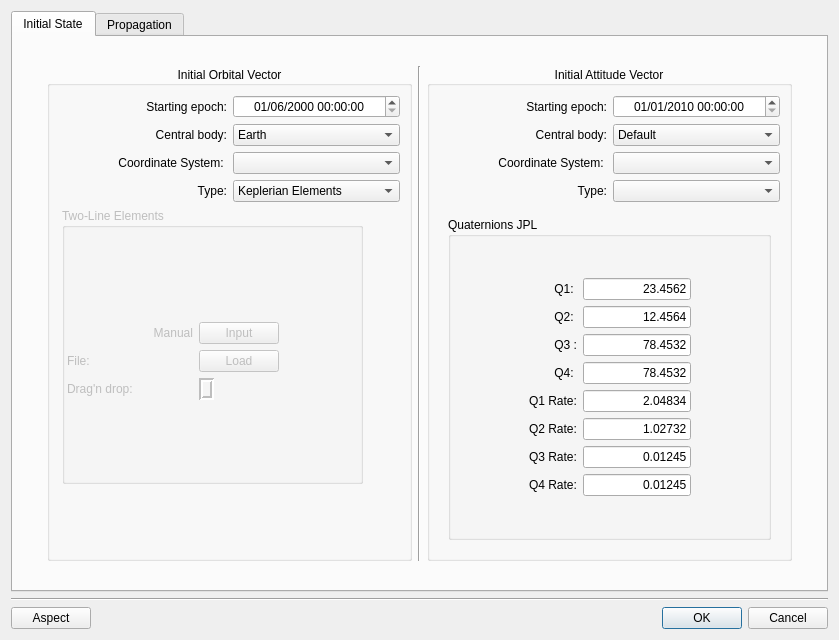
The window that sta-src/Loitering/loitering.ui (Dwarf-Planet-Project/SpaceDesignTool) describes before a commit, drawn with Qt 5.
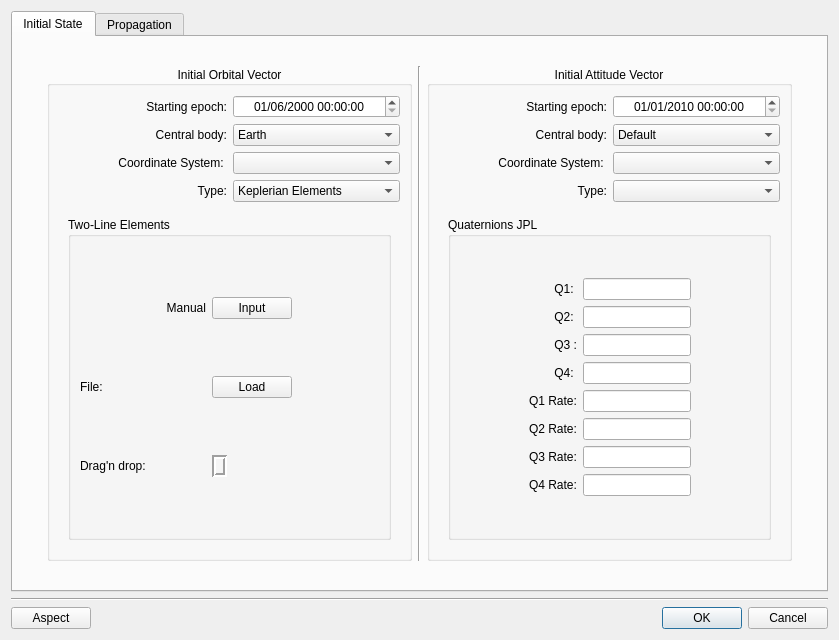
The same window after the commit. The open tabs and pages were chosen to show the change. Icons and pictures are not drawn.

Commit message: Updating ATTITUDE module: o- GUI on loitering on the fly conversion o- Propagating attitude using quaternions

The edit to the form file:
```diff
--- a/sta-src/Loitering/loitering.ui
+++ b/sta-src/Loitering/loitering.ui
@@ -682,17 +682,11 @@
                      </layout>
                     </widget>
                     <widget class="QWidget" name="TwoLineElementPage">
+                     <layout class="QGridLayout" name="gridLayout_25">
+                      <item row="0" column="0">
                      <widget class="QGroupBox" name="groupBox_3">
                       <property name="enabled">
-                       <bool>false</bool>
-                      </property>
-                      <property name="geometry">
-                       <rect>
-                        <x>3</x>
-                        <y>0</y>
-                        <width>301</width>
-                        <height>276</height>
-                       </rect>
+                         <bool>true</bool>
                       </property>
                       <property name="toolTip">
                        <string>A Two-line element set (TLE) is a set of numbers that describe the orbit 
@@ -705,15 +699,8 @@
                       <property name="flat">
                        <bool>true</bool>
                       </property>
-                      <widget class="QWidget" name="formLayoutWidget_2">
-                       <property name="geometry">
-                        <rect>
-                         <x>5</x>
-                         <y>30</y>
-                         <width>291</width>
-                         <height>246</height>
-                        </rect>
-                       </property>
+                        <layout class="QGridLayout" name="gridLayout_22">
+                         <item row="0" column="0">
                        <layout class="QFormLayout" name="formLayout_2">
                         <property name="fieldGrowthPolicy">
                          <enum>QFormLayout::FieldsStayAtSizeHint</enum>
@@ -741,7 +728,7 @@
                           </property>
                          </widget>
                         </item>
-                        <item row="2" column="0">
+                           <item row="3" column="0">
                          <widget class="QLabel" name="e_2">
                           <property name="text">
                            <string>File: </string>
@@ -751,14 +738,17 @@
                           </property>
                          </widget>
                         </item>
-                        <item row="2" column="1">
+                           <item row="3" column="1">
                          <widget class="QPushButton" name="LoadTLEpushButton">
+                             <property name="enabled">
+                              <bool>true</bool>
+                             </property>
                           <property name="text">
                            <string>Load</string>
                           </property>
                          </widget>
                         </item>
-                        <item row="3" column="0">
+                           <item row="5" column="0">
                          <widget class="QLabel" name="i_2">
                           <property name="text">
                            <string>Drag'n drop: </string>
@@ -768,7 +758,7 @@
                           </property>
                          </widget>
                         </item>
-                        <item row="3" column="1">
+                           <item row="5" column="1">
                          <widget class="QLabel" name="DropTLEImage">
                           <property name="maximumSize">
                            <size>
@@ -811,7 +801,7 @@
                           </property>
                          </widget>
                         </item>
-                        <item row="0" column="0">
+                           <item row="2" column="0">
                          <spacer name="verticalSpacer">
                           <property name="orientation">
                            <enum>Qt::Vertical</enum>
@@ -824,7 +814,7 @@
                           </property>
                          </spacer>
                         </item>
-                        <item row="4" column="1">
+                           <item row="4" column="0">
                          <spacer name="verticalSpacer_2">
                           <property name="orientation">
                            <enum>Qt::Vertical</enum>
@@ -837,9 +827,38 @@
                           </property>
                          </spacer>
                         </item>
-                       </layout>
-                      </widget>
-                     </widget>
+                           <item row="0" column="0">
+                            <spacer name="verticalSpacer_11">
+                             <property name="orientation">
+                              <enum>Qt::Vertical</enum>
+                             </property>
+                             <property name="sizeHint" stdset="0">
+                              <size>
+                               <width>20</width>
+                               <height>40</height>
+                              </size>
+                             </property>
+                            </spacer>
+                           </item>
+                           <item row="6" column="0">
+                            <spacer name="verticalSpacer_12">
+                             <property name="orientation">
+                              <enum>Qt::Vertical</enum>
+                             </property>
+                             <property name="sizeHint" stdset="0">
+                              <size>
+                               <width>20</width>
+                               <height>40</height>
+                              </size>
+                             </property>
+                            </spacer>
+                           </item>
+                          </layout>
+                         </item>
+                        </layout>
+                       </widget>
+                      </item>
+                     </layout>
                     </widget>
                    </widget>
                   </item>
@@ -1790,7 +1809,7 @@
                            <item row="0" column="1">
                             <widget class="QLineEdit" name="q1JPL">
                              <property name="text">
-                              <string>23.4562</string>
+                              <string/>
                              </property>
                              <property name="alignment">
                               <set>Qt::AlignRight|Qt::AlignTrailing|Qt::AlignVCenter</set>
@@ -1813,7 +1832,7 @@
                            <item row="1" column="1">
                             <widget class="QLineEdit" name="q2JPL">
                              <property name="text">
-                              <string>12.4564</string>
+                              <string/>
                              </property>
                              <property name="alignment">
                               <set>Qt::AlignRight|Qt::AlignTrailing|Qt::AlignVCenter</set>
@@ -1836,7 +1855,7 @@
                            <item row="2" column="1">
                             <widget class="QLineEdit" name="q3JPL">
                              <property name="text">
-                              <string>78.4532</string>
+                              <string/>
                              </property>
                              <property name="alignment">
                               <set>Qt::AlignRight|Qt::AlignTrailing|Qt::AlignVCenter</set>
@@ -1856,7 +1875,7 @@
                            <item row="3" column="1">
                             <widget class="QLineEdit" name="q4JPL">
                              <property name="text">
-                              <string>78.4532</string>
+                              <string/>
                              </property>
                              <property name="alignment">
                               <set>Qt::AlignRight|Qt::AlignTrailing|Qt::AlignVCenter</set>
@@ -1873,7 +1892,7 @@
                            <item row="4" column="1">
                             <widget class="QLineEdit" name="q1dotJPL">
                              <property name="text">
-                              <string>2.04834</string>
+                              <string/>
                              </property>
                              <property name="alignment">
                               <set>Qt::AlignRight|Qt::AlignTrailing|Qt::AlignVCenter</set>
@@ -1887,16 +1906,6 @@
                              </property>
                             </widget>
                            </item>
-                           <item row="5" column="1">
-                            <widget class="QLineEdit" name="q2dotJPL">
-                             <property name="text">
-                              <string>1.02732</string>
-                             </property>
-                             <property name="alignment">
-                              <set>Qt::AlignRight|Qt::AlignTrailing|Qt::AlignVCenter</set>
-                             </property>
-                            </widget>
-                           </item>
                            <item row="6" column="0">
                             <widget class="QLabel" name="q3Dot_6">
                              <property name="text">
@@ -1907,7 +1916,7 @@
                            <item row="6" column="1">
                             <widget class="QLineEdit" name="q3dotJPL">
                              <property name="text">
-                              <string>0.01245</string>
+                              <string/>
                              </property>
                              <property name="alignment">
                               <set>Qt::AlignRight|Qt::AlignTrailing|Qt::AlignVCenter</set>
@@ -1924,7 +1933,17 @@
                            <item row="7" column="1">
                             <widget class="QLineEdit" name="q4dotJPL">
                              <property name="text">
-                              <string>0.01245</string>
+                              <string/>
+                             </property>
+                             <property name="alignment">
+                              <set>Qt::AlignRight|Qt::AlignTrailing|Qt::AlignVCenter</set>
+                             </property>
+                            </widget>
+                           </item>
+                           <item row="5" column="1">
+                            <widget class="QLineEdit" name="q2dotJPL">
+                             <property name="text">
+                              <string/>
                              </property>
                              <property name="alignment">
                               <set>Qt::AlignRight|Qt::AlignTrailing|Qt::AlignVCenter</set>
```
Left out of the diff: 16 changed lines with no effect on the pictures. Lines whose indentation alone changed are shown as unchanged. The commit also changes 5 other files.
